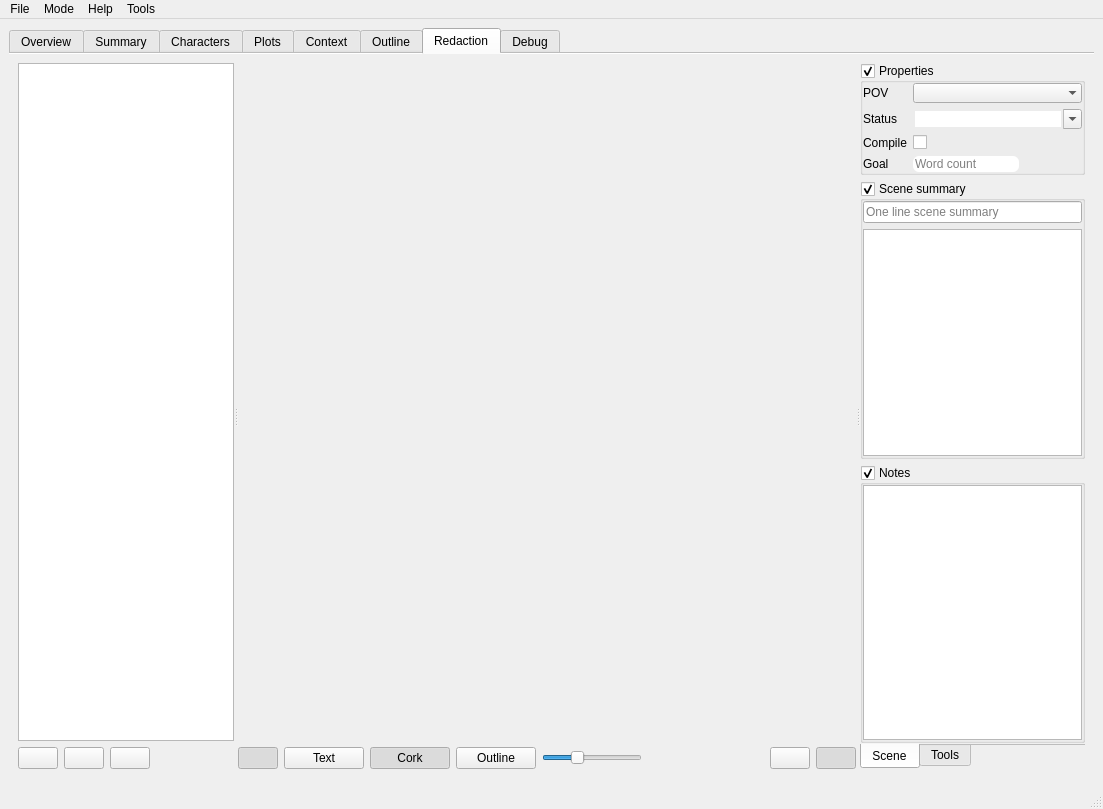
olivierkes/manuskript, file src/ui/mainWindow.ui: the form before one commit.
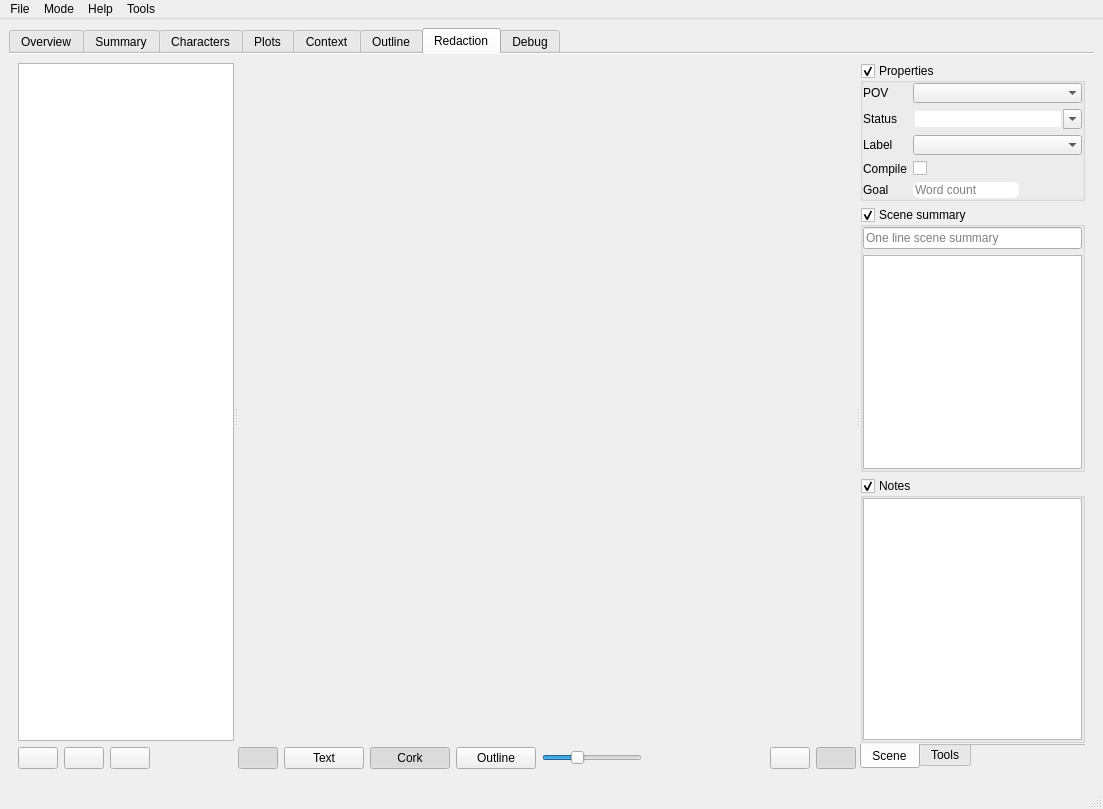
The form after the commit. The open tabs and pages were chosen to show the change. Icons and pictures are not drawn. Custom widgets are drawn as their Qt base class.

Commit message: Adds: labels (not yet editable)

```diff
--- a/src/ui/mainWindow.ui
+++ b/src/ui/mainWindow.ui
@@ -1887,28 +1887,28 @@
                   </property>
                  </widget>
                 </item>
-                <item row="2" column="0">
+                <item row="3" column="0">
                  <widget class="QLabel" name="label_32">
                   <property name="text">
                    <string>Compile</string>
                   </property>
                  </widget>
                 </item>
-                <item row="2" column="1">
+                <item row="3" column="1">
                  <widget class="chkOutlineCompile" name="chkRedacCompile">
                   <property name="text">
                    <string/>
                   </property>
                  </widget>
                 </item>
-                <item row="3" column="0">
+                <item row="4" column="0">
                  <widget class="QLabel" name="label_29">
                   <property name="text">
                    <string>Goal</string>
                   </property>
                  </widget>
                 </item>
-                <item row="3" column="1">
+                <item row="4" column="1">
                  <widget class="QLineEdit" name="txtRedacGoal">
                   <property name="sizePolicy">
                    <sizepolicy hsizetype="Fixed" vsizetype="Fixed">
@@ -1930,6 +1930,26 @@
                   </property>
                  </widget>
                 </item>
+                <item row="2" column="0">
+                 <widget class="QLabel" name="label_33">
+                  <property name="text">
+                   <string>Label</string>
+                  </property>
+                 </widget>
+                </item>
+                <item row="2" column="1">
+                 <widget class="cmbOutlineLabelChoser" name="cmbRedacLabel">
+                  <property name="sizePolicy">
+                   <sizepolicy hsizetype="Expanding" vsizetype="Fixed">
+                    <horstretch>0</horstretch>
+                    <verstretch>0</verstretch>
+                   </sizepolicy>
+                  </property>
+                  <property name="frame">
+                   <bool>false</bool>
+                  </property>
+                 </widget>
+                </item>
                </layout>
               </widget>
              </item>
@@ -2337,6 +2357,11 @@
    <extends>QTreeView</extends>
    <header>ui.views.treeView.h</header>
   </customwidget>
+  <customwidget>
+   <class>cmbOutlineLabelChoser</class>
+   <extends>QComboBox</extends>
+   <header>ui.cmbOutlineLabelChoser.h</header>
+  </customwidget>
  </customwidgets>
  <resources/>
  <connections>
```
Left out of the diff: 14 changed lines with no effect on the pictures. The commit also changes 9 other files.
